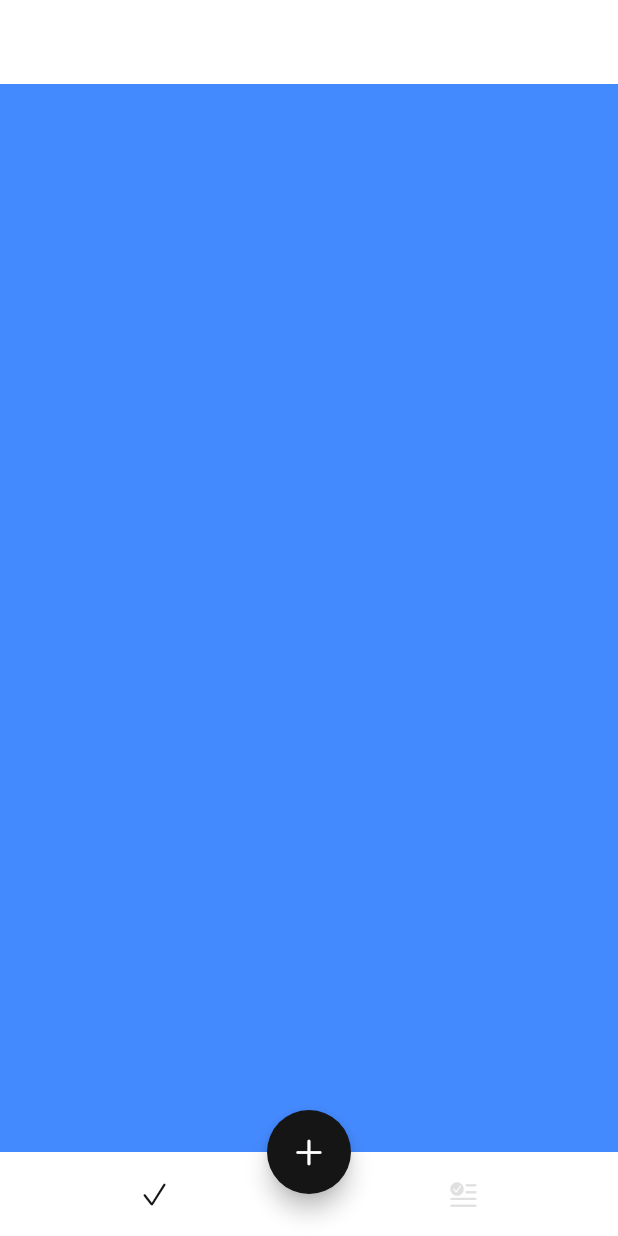
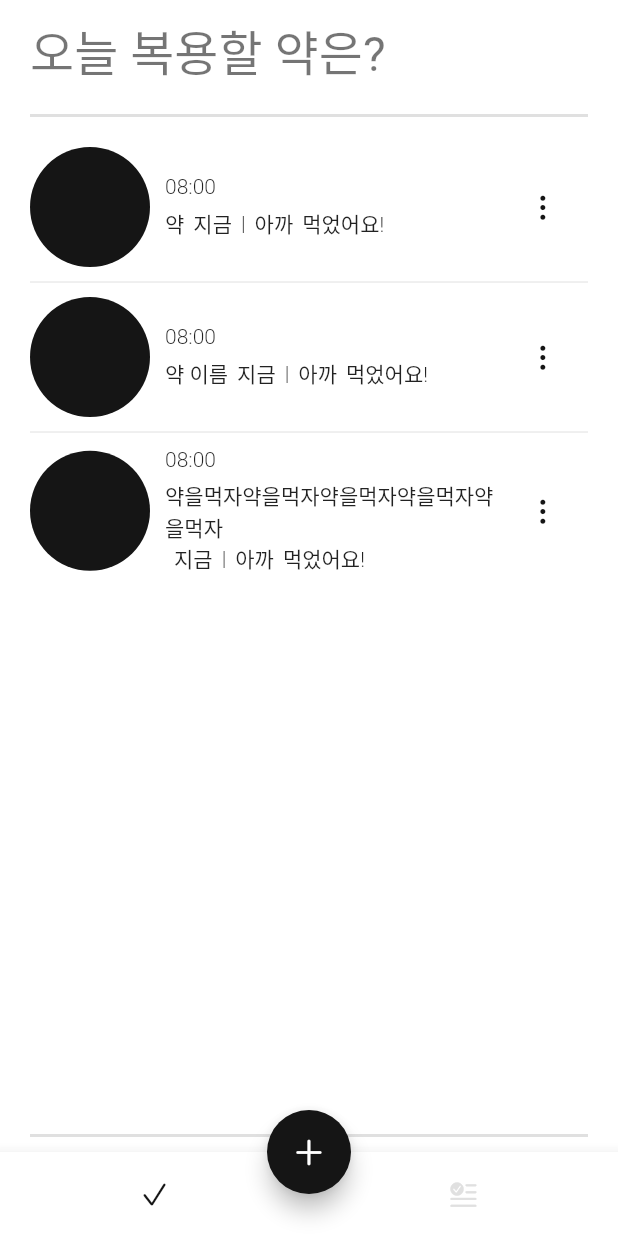
Before and after one commit to GzuPark/TimeToPill_flutter, a Flutter app: the screen it shows after launch, on a phone screen of 412 x 824 dp. Run offline on Flutter 3.47's test engine with Material 2 defaults, Android fonts, the phone set to English and light mode, and no system bars; our stand-ins replace flutter_local_notifications, flutter_native_timezone, hive, hive_flutter, image_picker, permission_handler and 1 more; accounts and stored records are empty; Roboto replaces fonts that are missing (Gaegu).

Commit message:
Apply to show the schedule to pill list on the TodayPage
- Add ListView design to show pill's image as avatar, time to pill, pill's name, and some text  will be changed
- Add some constant values to use
- Refactor HomePage design to apply it to today & history pages: SafeArea, Padding etc.

```diff
--- a/lib/components/project_constants.dart
+++ b/lib/components/project_constants.dart
@@ -2,6 +2,9 @@ import 'package:flutter/material.dart';
 
 /// 200.0
 const double timePickerBoxHeight = 200.0;
+
+/// 6.0
+const double tinySpace = 6.0;
 
 /// 10.0
 const double smallSpace = 10.0;
@@ -14,6 +17,15 @@ const double largeSpace = 40.0;
 
 /// 48.0
 const double submitButtonHeight = 48.0;
+
+/// 40.0
+const double radiusCircleAvatar = 40.0;
+
+/// 1.0
+const double sectionDividerHeight = 1.0;
+
+/// 2.0
+const double sectionDividerThickness = 2.0;
 
 /// `horizontal`: 20.0
 /// `vertical`: 10.0
@@ -40,3 +52,8 @@ const EdgeInsetsGeometry addAlarmButtonPadding = EdgeInsets.symmetric(
   horizontal: 0.0,
   vertical: 6.0,
 );
+
+/// `vertical`: 20.0
+const EdgeInsetsGeometry pillListTilePadding = EdgeInsets.symmetric(
+  vertical: 20.0,
+);
--- a/lib/pages/add/add_pill_page.dart
+++ b/lib/pages/add/add_pill_page.dart
@@ -3,6 +3,7 @@ import 'dart:io';
 import 'package:flutter/cupertino.dart';
 import 'package:flutter/material.dart';
 import 'package:image_picker/image_picker.dart';
+
 import 'package:time_to_pill/components/project_constants.dart';
 import 'package:time_to_pill/components/project_page_route.dart';
 import 'package:time_to_pill/components/project_widgets.dart';
@@ -108,18 +109,18 @@ class _PillImageButtonState extends State<PillImageButton> {
   @override
   Widget build(BuildContext context) {
     return CircleAvatar(
-      radius: 40.0,
+      radius: radiusCircleAvatar,
       child: CupertinoButton(
         onPressed: _buildShowModalBottomSheet,
         padding: _pickedImage == null ? null : EdgeInsets.zero,
         child: _pickedImage == null
             ? const Icon(
                 CupertinoIcons.photo_camera_solid,
-                size: 30.0,
+                size: radiusCircleAvatar * 0.9,
                 color: Colors.white,
               )
             : CircleAvatar(
-                radius: 40.0,
+                radius: radiusCircleAvatar,
                 foregroundImage: FileImage(_pickedImage!),
               ),
       ),
--- a/lib/pages/home_page.dart
+++ b/lib/pages/home_page.dart
@@ -1,6 +1,7 @@
 import 'package:flutter/cupertino.dart';
 import 'package:flutter/material.dart';
 import 'package:time_to_pill/components/project_colors.dart';
+import 'package:time_to_pill/components/project_constants.dart';
 import 'package:time_to_pill/components/project_page_route.dart';
 import 'package:time_to_pill/pages/add/add_pill_page.dart';
 import 'package:time_to_pill/pages/history/history_page.dart';
@@ -16,25 +17,25 @@ class HomePage extends StatefulWidget {
 class _HomePageState extends State<HomePage> {
   int _currentIndex = 0;
   final _pages = <Widget>[
-    const TodayPage(),
+    TodayPage(),
     const HistoryPage(),
   ];
 
   @override
   Widget build(BuildContext context) {
-    return SafeArea(
-      /// cover to top notch
-      top: false,
-      child: Scaffold(
-        appBar: AppBar(),
-        body: _pages[_currentIndex],
+    return Scaffold(
+      body: Padding(
+        padding: pagePadding,
+        child: SafeArea(
+          child: _pages[_currentIndex],
+        ),
+      ),
       floatingActionButtonLocation: FloatingActionButtonLocation.centerDocked,
       floatingActionButton: FloatingActionButton(
         child: const Icon(CupertinoIcons.add),
         onPressed: _onRouteAddPage,
       ),
       bottomNavigationBar: BottomAppBar(
-          elevation: 0.0,
         child: SizedBox(
           height: kBottomNavigationBarHeight,
           child: Row(
@@ -43,7 +44,6 @@ class _HomePageState extends State<HomePage> {
               buildCupertinoButton(0, CupertinoIcons.checkmark),
               buildCupertinoButton(1, CupertinoIcons.text_badge_checkmark),
             ],
-            ),
           ),
         ),
       ),
--- a/lib/pages/today/today_page.dart
+++ b/lib/pages/today/today_page.dart
@@ -1,12 +1,130 @@
+import 'package:flutter/cupertino.dart';
 import 'package:flutter/material.dart';
 
+import 'package:time_to_pill/components/project_constants.dart';
+
 class TodayPage extends StatelessWidget {
-  const TodayPage({Key? key}) : super(key: key);
+  TodayPage({Key? key}) : super(key: key);
+
+  final list = [
+    '약',
+    '약 이름',
+    '약을먹자약을먹자약을먹자약을먹자약을먹자',
+  ];
 
   @override
   Widget build(BuildContext context) {
-    return Container(
-      color: Colors.blueAccent,
+    return Column(
+      crossAxisAlignment: CrossAxisAlignment.start,
+      children: [
+        Text(
+          '오늘 복용할 약은?',
+          style: Theme.of(context).textTheme.headline4,
+        ),
+        const SizedBox(height: regularSpace),
+        const Divider(height: sectionDividerHeight, thickness: sectionDividerThickness),
+        Expanded(
+          child: ListView.separated(
+            padding: pillListTilePadding,
+            itemCount: list.length,
+            itemBuilder: (context, index) {
+              return PillListTile(
+                name: list[index],
+                time: '08:00',
+                imagePath: '',
+              );
+            },
+            separatorBuilder: (context, _) {
+              return const Divider(height: regularSpace);
+            },
+          ),
+        ),
+        const Divider(height: sectionDividerHeight, thickness: sectionDividerThickness),
+      ],
     );
   }
 }
+
+class PillListTile extends StatelessWidget {
+  const PillListTile({
+    Key? key,
+    required this.name,
+    required this.time,
+    required this.imagePath,
+  }) : super(key: key);
+
+  final String name;
+  final String time;
+  final String imagePath;
+
+  @override
+  Widget build(BuildContext context) {
+    final textStyle = Theme.of(context).textTheme.bodyText2;
+
+    return Row(
+      children: [
+        CupertinoButton(
+          padding: EdgeInsets.zero,
+          child: const CircleAvatar(
+            radius: radiusCircleAvatar,
+          ),
+          onPressed: () {},
+        ),
+        const SizedBox(width: smallSpace),
+        Expanded(
+          child: Column(
+            crossAxisAlignment: CrossAxisAlignment.start,
+            children: [
+              Text(time, style: textStyle),
+              const SizedBox(height: tinySpace),
+              Wrap(
+                crossAxisAlignment: WrapCrossAlignment.center,
+                children: [
+                  Text(name, style: textStyle),
+                  TileActionButton(
+                    title: '지금',
+                    onTap: () {},
+                  ),
+                  Text('|', style: textStyle),
+                  TileActionButton(
+                    title: '아까',
+                    onTap: () {},
+                  ),
+                  Text('먹었어요!', style: textStyle),
+                ],
+              ),
+            ],
+          ),
+        ),
+        CupertinoButton(
+          child: const Icon(CupertinoIcons.ellipsis_vertical),
+          onPressed: () {},
+        ),
+      ],
+    );
+  }
+}
+
+class TileActionButton extends StatelessWidget {
+  const TileActionButton({
+    Key? key,
+    required this.title,
+    required this.onTap,
+  }) : super(key: key);
+
+  final String title;
+  final VoidCallback onTap;
+
+  @override
+  Widget build(BuildContext context) {
+    final buttonTextStyle = Theme.of(context).textTheme.bodyText2?.copyWith(fontWeight: FontWeight.w500);
+
+    return GestureDetector(
+      onTap: onTap,
+      child: Padding(
+        padding: textFiledContentPadding,
+        child: Text(title, style: buttonTextStyle),
+      ),
+    );
+  }
+}
```
Lines whose indentation alone changed are shown as unchanged.
